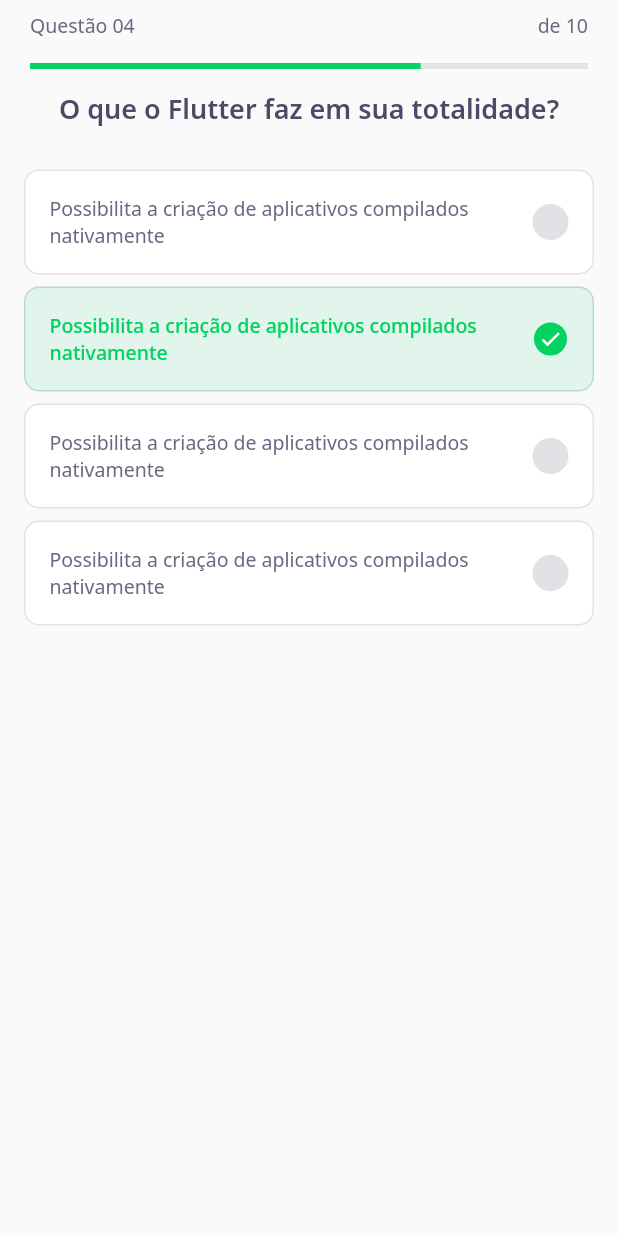
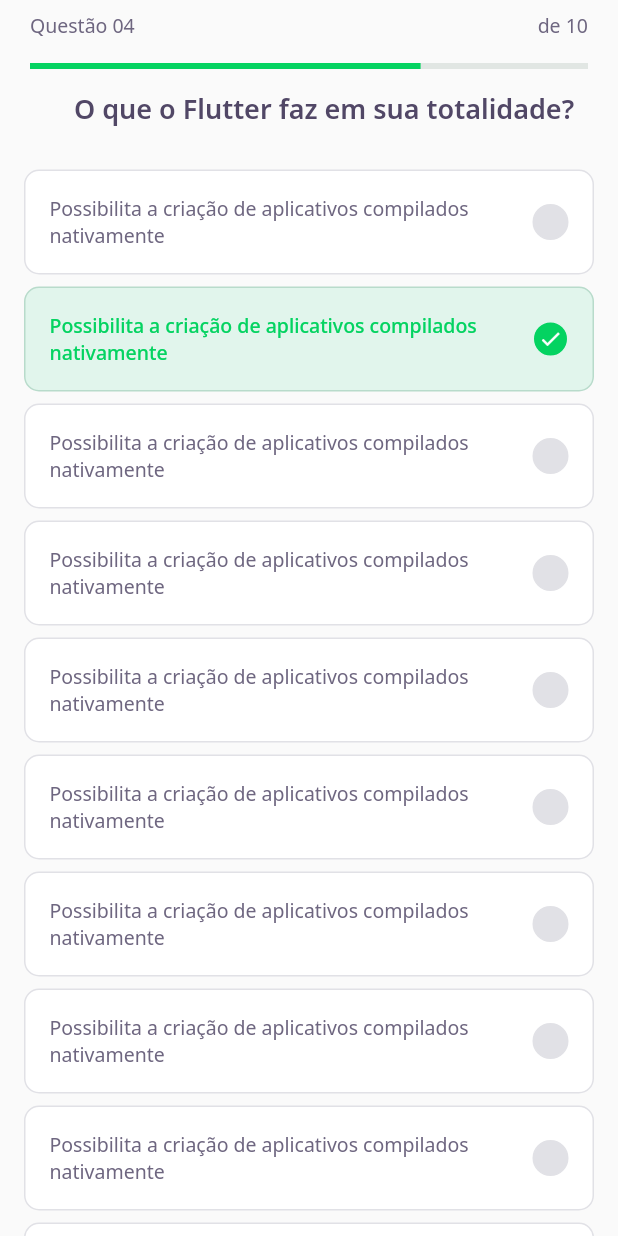
Before and after one commit to AdeilsonESilva/rocketseat-nlw-05, a Flutter app: the screen it shows after launch, on a phone screen of 412 x 824 dp. Run offline on Flutter 3.47's test engine with Material 2 defaults, Android fonts, the phone set to English and light mode, and no system bars; our stand-ins replace google_fonts.

Commit message:
acerto ios

```diff
--- a/flutter/lib/challenge/widgets/quiz/quiz_widget.dart
+++ b/flutter/lib/challenge/widgets/quiz/quiz_widget.dart
@@ -12,11 +12,17 @@ class QuizWidget extends StatelessWidget {
     return Container(
       child: Column(
         children: [
-          Text(
+          Padding(
+            padding: const EdgeInsets.only(left: 20),
+            child: Text(
               title,
               style: AppTextStyles.heading,
             ),
+          ),
           SizedBox(height: 24),
+          Expanded(
+            child: ListView(
+              children: [
                 AwnserWidget(
                   title:
                       "Possibilita a criação de aplicativos compilados nativamente",
@@ -41,6 +47,45 @@ class QuizWidget extends StatelessWidget {
                   isRight: false,
                   isSelected: false,
                 ),
+                AwnserWidget(
+                  title:
+                      "Possibilita a criação de aplicativos compilados nativamente",
+                  isRight: false,
+                  isSelected: false,
+                ),
+                AwnserWidget(
+                  title:
+                      "Possibilita a criação de aplicativos compilados nativamente",
+                  isRight: false,
+                  isSelected: false,
+                ),
+                AwnserWidget(
+                  title:
+                      "Possibilita a criação de aplicativos compilados nativamente",
+                  isRight: false,
+                  isSelected: false,
+                ),
+                AwnserWidget(
+                  title:
+                      "Possibilita a criação de aplicativos compilados nativamente",
+                  isRight: false,
+                  isSelected: false,
+                ),
+                AwnserWidget(
+                  title:
+                      "Possibilita a criação de aplicativos compilados nativamente",
+                  isRight: false,
+                  isSelected: false,
+                ),
+                AwnserWidget(
+                  title:
+                      "Possibilita a criação de aplicativos compilados nativamente",
+                  isRight: false,
+                  isSelected: false,
+                ),
+              ],
+            ),
+          ),
         ],
       ),
     );
```
Lines whose indentation alone changed are shown as unchanged.
